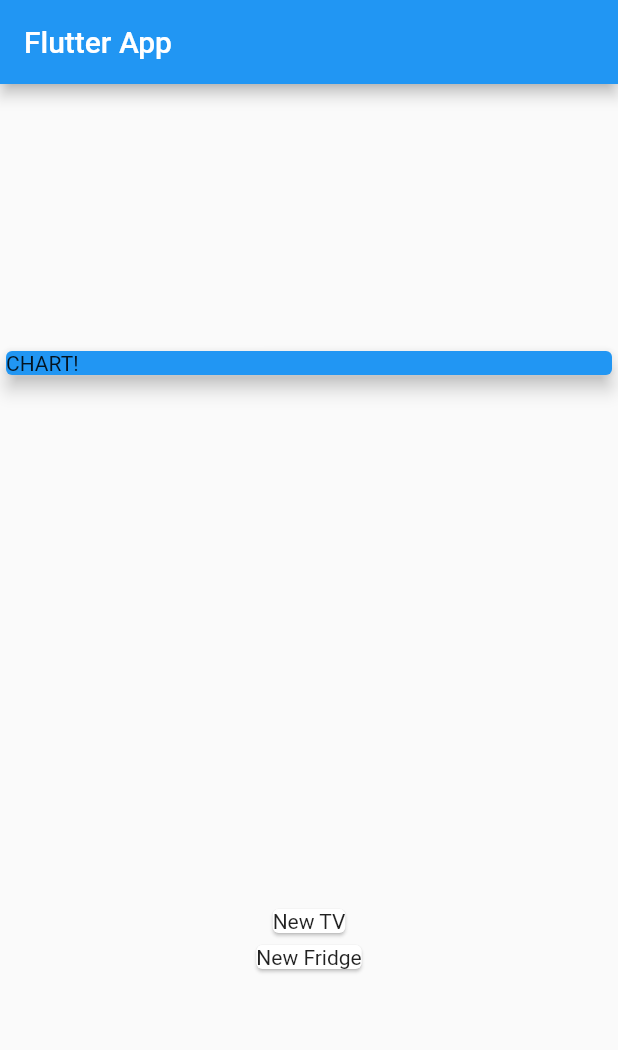
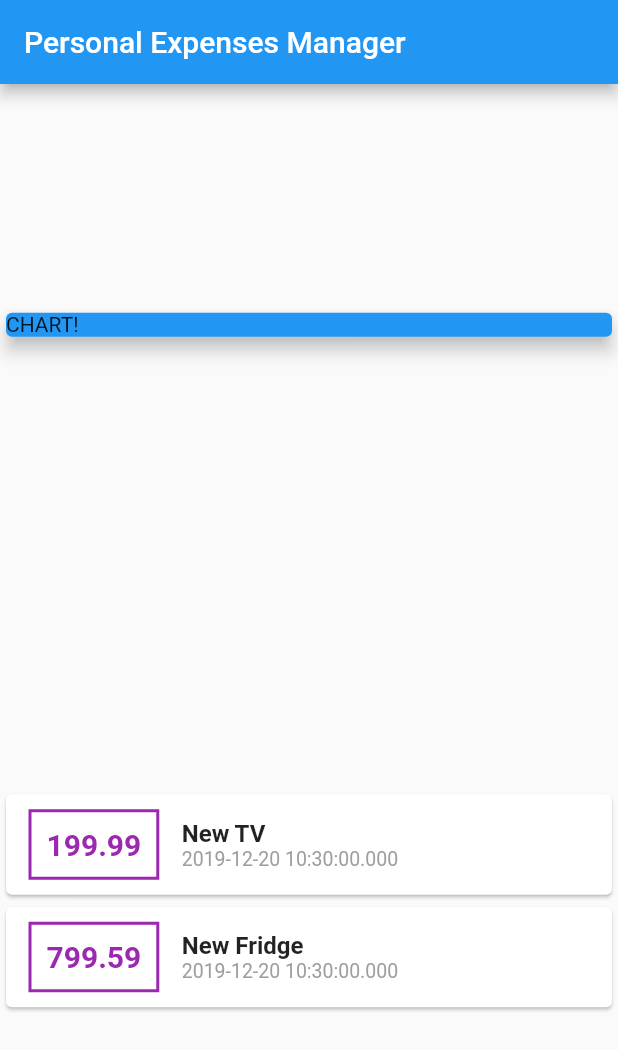
Before and after one commit to gm1357/flutter_personal_expenses, a Flutter app: the screen it shows after launch, on a phone screen of 412 x 824 dp. Shown: the top 1050 px of the screen. Run offline on Flutter 3.47's test engine with Material 2 defaults, Android fonts, the phone set to English and light mode, and no system bars.

Commit message:
Estilizado widgets

```diff
--- a/lib/main.dart
+++ b/lib/main.dart
@@ -19,7 +19,7 @@ class MyHomePage extends StatelessWidget {
     Transaction(
       id: '1',
       title: 'New TV',
-      amount: 1999.99,
+      amount: 199.99,
       date: DateTime.now(),
     ),
     Transaction(
@@ -34,7 +34,7 @@ class MyHomePage extends StatelessWidget {
   Widget build(BuildContext context) {
     return Scaffold(
       appBar: AppBar(
-        title: Text('Flutter App'),
+        title: Text('Personal Expenses Manager'),
       ),
       body: Column(
         mainAxisAlignment: MainAxisAlignment.spaceAround,
@@ -51,8 +51,46 @@ class MyHomePage extends StatelessWidget {
           Column(
             children: transactions.map((tx) {
               return Card(
-                child: Text(tx.title),
-              );
+                  child: Row(
+                children: <Widget>[
+                  Container(
+                    margin: EdgeInsets.symmetric(
+                      horizontal: 15,
+                      vertical: 10,
+                    ),
+                    decoration: BoxDecoration(
+                      border: Border.all(
+                        color: Colors.purple,
+                        width: 2,
+                      ),
+                    ),
+                    padding: EdgeInsets.all(10),
+                    child: Text(
+                      tx.amount.toString(),
+                      style: TextStyle(
+                          fontWeight: FontWeight.bold,
+                          fontSize: 20,
+                          color: Colors.purple),
+                    ),
+                  ),
+                  Column(
+                    crossAxisAlignment: CrossAxisAlignment.start,
+                    children: <Widget>[
+                      Text(
+                        tx.title,
+                        style: TextStyle(
+                          fontSize: 16,
+                          fontWeight: FontWeight.bold,
+                        ),
+                      ),
+                      Text(
+                        tx.date.toString(),
+                        style: TextStyle(fontSize: 13, color: Colors.grey),
+                      )
+                    ],
+                  )
+                ],
+              ));
             }).toList(),
           ),
         ],
```
